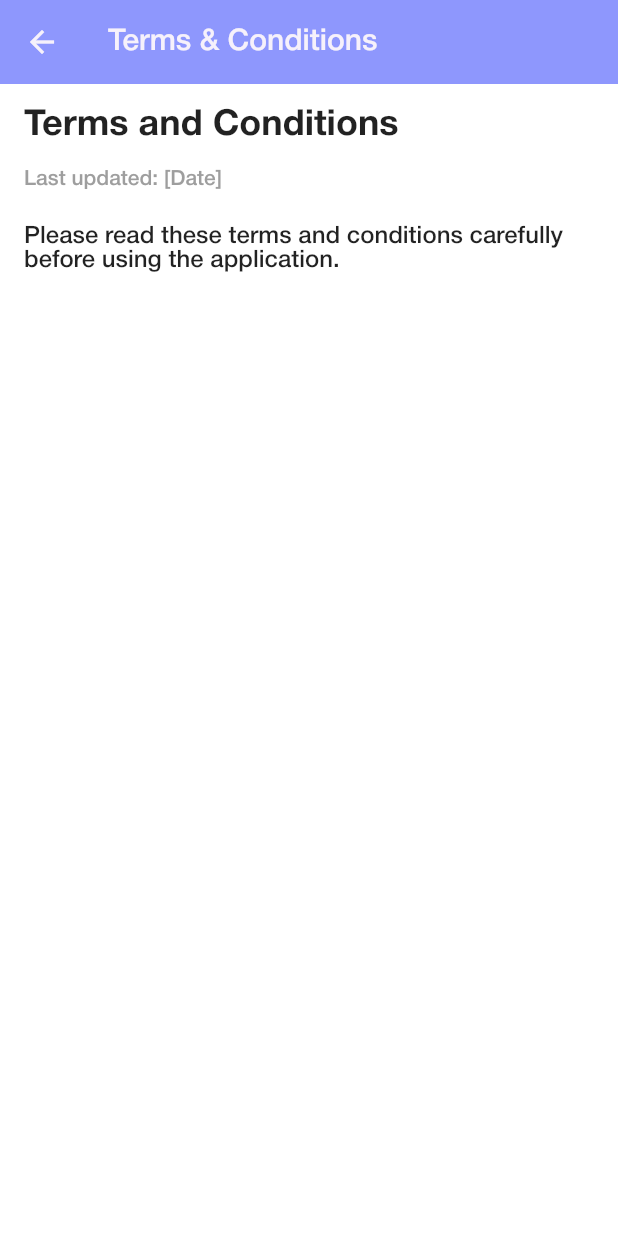
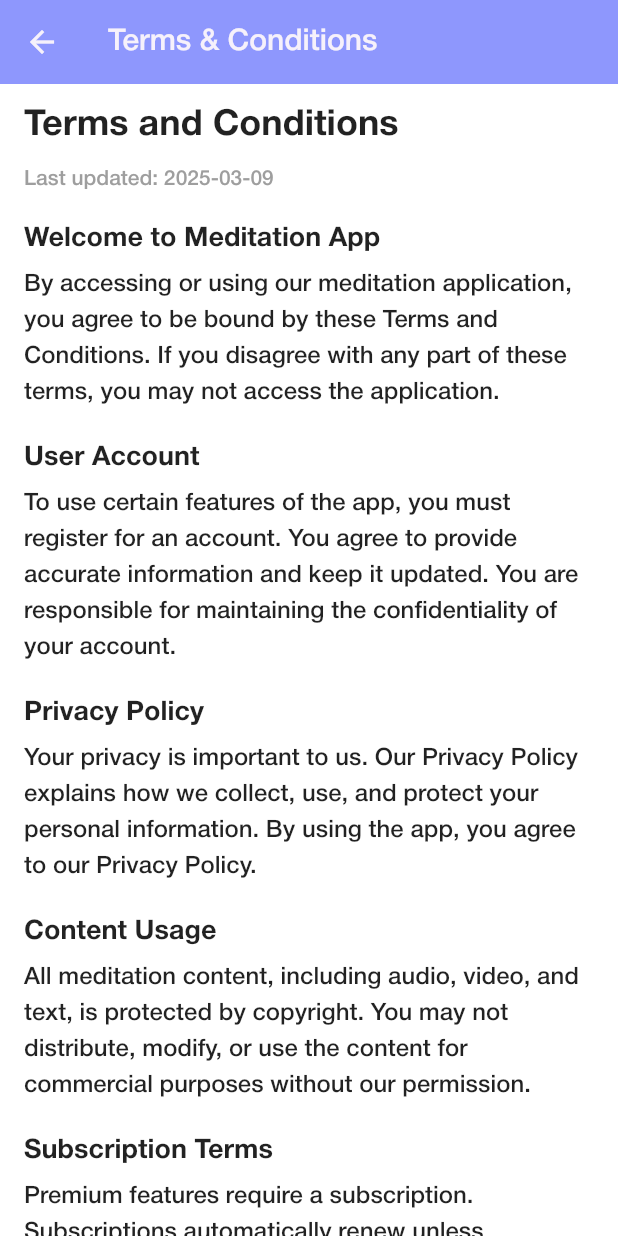
Before and after one commit to shyam-vora/meditation, a Flutter app: the TermsScreen screen opened directly, on a phone screen of 412 x 824 dp. Run offline on Flutter 3.47's test engine with Material 3 defaults, Android fonts, the phone set to English and light mode, and no system bars; our stand-ins replace audioplayers, fl_chart, flutter_staggered_animations, image_picker, shared_preferences, sqflite; accounts and stored records are empty.

Commit message:
fix terms and conditions

```diff
--- a/lib/screen/admin/terms_screen.dart
+++ b/lib/screen/admin/terms_screen.dart
@@ -22,31 +22,73 @@ class TermsScreen extends StatelessWidget {
         padding: const EdgeInsets.all(16),
         child: Column(
           crossAxisAlignment: CrossAxisAlignment.start,
-          children: const [
-            Text(
+          children: [
+            const Text(
               'Terms and Conditions',
               style: TextStyle(
                 fontSize: 24,
                 fontWeight: FontWeight.bold,
               ),
             ),
-            SizedBox(height: 16),
+            const SizedBox(height: 16),
             Text(
-              'Last updated: [Date]',
-              style: TextStyle(
+              'Last updated: ${DateTime.now().toString().split(' ')[0]}',
+              style: const TextStyle(
                 fontSize: 14,
                 color: Colors.grey,
               ),
             ),
-            SizedBox(height: 24),
-            Text(
-              'Please read these terms and conditions carefully before using the application.',
-              style: TextStyle(fontSize: 16),
+            const SizedBox(height: 24),
+            _buildSection(
+              'Welcome to Meditation App',
+              'By accessing or using our meditation application, you agree to be bound by these Terms and Conditions. If you disagree with any part of these terms, you may not access the application.',
             ),
-            // Add more terms and conditions content here
+            _buildSection(
+              'User Account',
+              'To use certain features of the app, you must register for an account. You agree to provide accurate information and keep it updated. You are responsible for maintaining the confidentiality of your account.',
+            ),
+            _buildSection(
+              'Privacy Policy',
+              'Your privacy is important to us. Our Privacy Policy explains how we collect, use, and protect your personal information. By using the app, you agree to our Privacy Policy.',
+            ),
+            _buildSection(
+              'Content Usage',
+              'All meditation content, including audio, video, and text, is protected by copyright. You may not distribute, modify, or use the content for commercial purposes without our permission.',
+            ),
+            _buildSection(
+              'Subscription Terms',
+              'Premium features require a subscription. Subscriptions automatically renew unless cancelled. Prices are subject to change with notice. Refunds are handled according to platform policies.',
+            ),
+            const SizedBox(height: 40),
           ],
         ),
       ),
     );
   }
+
+  Widget _buildSection(String title, String content) {
+    return Padding(
+      padding: const EdgeInsets.only(bottom: 24),
+      child: Column(
+        crossAxisAlignment: CrossAxisAlignment.start,
+        children: [
+          Text(
+            title,
+            style: const TextStyle(
+              fontSize: 18,
+              fontWeight: FontWeight.bold,
+            ),
+          ),
+          const SizedBox(height: 8),
+          Text(
+            content,
+            style: const TextStyle(
+              fontSize: 16,
+              height: 1.5,
+            ),
+          ),
+        ],
+      ),
+    );
+  }
 }
```
Also changed, not shown: 1 other file.
